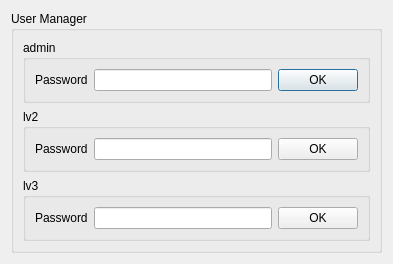
Above: AG/AG/usermanagersetting.ui from chagtraife/bump_AG before the change. Below: the same form after it.
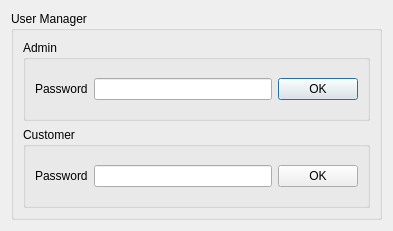
That is the form after the change. Icons and pictures are not drawn.

Commit message: adjust after V4.0.1 release version: admin can set threshold for customer, remove user lv3

The edit to the form file:
```diff
--- a/AG/AG/usermanagersetting.ui
+++ b/AG/AG/usermanagersetting.ui
@@ -27,7 +27,7 @@
       <item>
        <widget class="QGroupBox" name="groupBox_2">
         <property name="title">
-         <string>admin</string>
+         <string>Admin</string>
         </property>
         <layout class="QHBoxLayout" name="horizontalLayout">
          <item>
@@ -53,7 +53,7 @@
       <item>
        <widget class="QGroupBox" name="groupBox_3">
         <property name="title">
-         <string>lv2</string>
+         <string>Customer</string>
         </property>
         <layout class="QHBoxLayout" name="horizontalLayout_2">
          <item>
@@ -76,32 +76,6 @@
         </layout>
        </widget>
       </item>
-      <item>
-       <widget class="QGroupBox" name="groupBox_4">
-        <property name="title">
-         <string>lv3</string>
-        </property>
-        <layout class="QHBoxLayout" name="horizontalLayout_3">
-         <item>
-          <widget class="QLabel" name="label_6">
-           <property name="text">
-            <string>Password</string>
-           </property>
-          </widget>
-         </item>
-         <item>
-          <widget class="QLineEdit" name="txtPwLv3"/>
-         </item>
-         <item>
-          <widget class="QPushButton" name="pushButton_3">
-           <property name="text">
-            <string>OK</string>
-           </property>
-          </widget>
-         </item>
-        </layout>
-       </widget>
-      </item>
      </layout>
     </widget>
    </item>
```
The commit also changes 34 other files.
